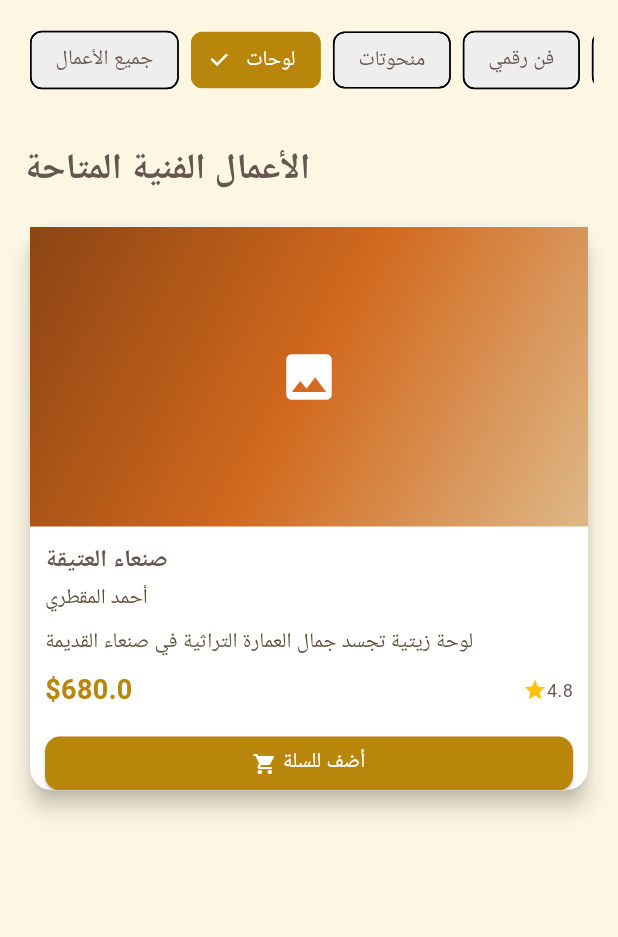
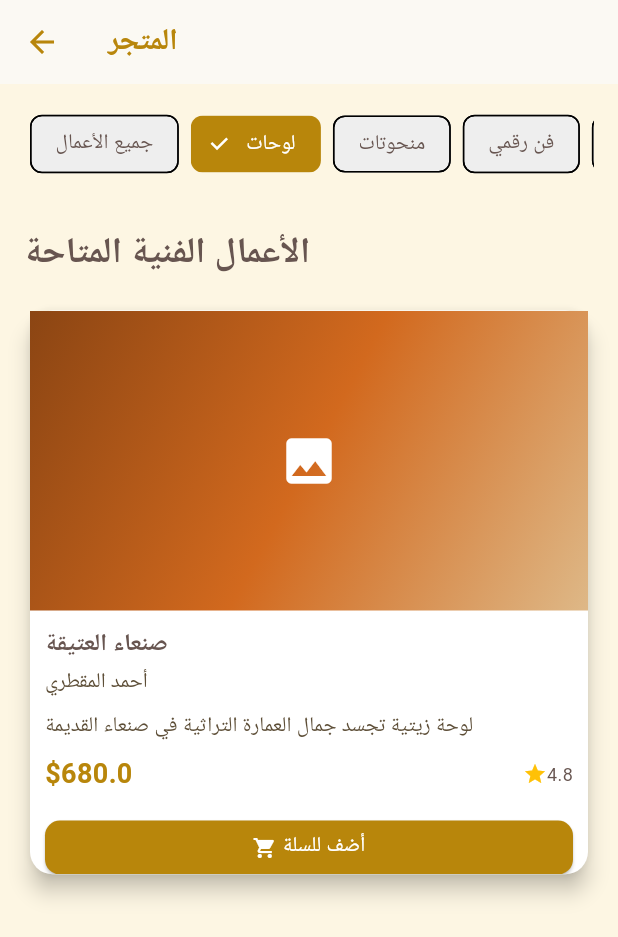
Before and after one commit to sajidammar/sana-a_arts_application, a Flutter app: the StorePage screen opened by its route, after a tap on "لوحات", on a phone screen of 412 x 824 dp. Shown: the top 937 px of the screen. Run offline on Flutter 3.47's test engine with Material 3 defaults, Android fonts, the phone set to English and light mode, and no system bars.

Commit message:
some fix

```diff
--- a/lib/views/home/shared/custom_app_bar.dart
+++ b/lib/views/home/shared/custom_app_bar.dart
@@ -1,6 +1,10 @@
 import 'package:flutter/material.dart';
 import 'package:provider/provider.dart';
+import '../../../providers/store/cart_provider.dart';
+import '../../../providers/store/product_provider.dart';
 import '../../../providers/theme_provider.dart';
+
+
 
 class CustomAppBar extends StatelessWidget implements PreferredSizeWidget {
   final VoidCallback onMenuPressed;
@@ -9,12 +13,12 @@ class CustomAppBar extends StatelessWidget implements PreferredSizeWidget {
   final VoidCallback onNotificationsPressed;
 
   const CustomAppBar({
-    Key? key,
+    super.key,
     required this.onMenuPressed,
     required this.onSearchPressed,
     required this.onWishlistPressed,
     required this.onNotificationsPressed,
-  }) : super(key: key);
+  });
 
   @override
   Size get preferredSize => const Size.fromHeight(100);
@@ -22,6 +26,8 @@ class CustomAppBar extends StatelessWidget implements PreferredSizeWidget {
   @override
   Widget build(BuildContext context) {
     final themeProvider = Provider.of<ThemeProvider>(context);
+    Provider.of<ProductProvider>(context);
+    final cartProvider = Provider.of<CartProvider>(context);
 
     return AppBar(
       backgroundColor: themeProvider.isDarkMode
@@ -101,6 +107,40 @@ class CustomAppBar extends StatelessWidget implements PreferredSizeWidget {
           ),
           onPressed: onWishlistPressed,
         ),
+        IconButton(
+          icon: Stack(
+            children: [
+              Icon(Icons.shopping_cart, color: Theme.of(context).primaryColor),
+              if (cartProvider.cartItems.isNotEmpty)
+                Positioned(
+                  right: 0,
+                  top: 0,
+                  child: Container(
+                    padding: EdgeInsets.all(2),
+                    decoration: BoxDecoration(
+                      color: Colors.red,
+                      borderRadius: BorderRadius.circular(10),
+                    ),
+                    constraints: BoxConstraints(
+                      minWidth: 16,
+                      minHeight: 16,
+                    ),
+                    child: Text(
+                      '${cartProvider.cartItems.length}',
+                      style: TextStyle(
+                        color: Colors.white,
+                        fontSize: 10,
+                      ),
+                      textAlign: TextAlign.center,
+                    ),
+                  ),
+                ),
+            ],
+          ),
+          onPressed: () {
+            Navigator.pushNamed(context, '/cart');
+          },
+        ),
       ],
     );
   }
--- a/lib/views/store/home_page.dart
+++ b/lib/views/store/home_page.dart
@@ -17,7 +17,6 @@ class StorePage extends StatefulWidget {
 }
 
 class _StorePageState extends State<StorePage> {
-  int _cartCount = 0;
 
   @override
   void initState() {
@@ -34,63 +33,22 @@ class _StorePageState extends State<StorePage> {
 
     return Scaffold(
       backgroundColor: Theme.of(context).scaffoldBackgroundColor,
-      // appBar: AppBar(
-      //   backgroundColor: Theme.of(context).appBarTheme.backgroundColor,
-      //   elevation: 1,
-      //   title: Row(
-      //     children: [
-      //       Icon(Icons.palette, color: Theme.of(context).primaryColor),
-      //       SizedBox(width: 8),
-      //       Text('المتجر', style: TextStyle(
-      //         color: Theme.of(context).primaryColor,
-      //         fontWeight: FontWeight.bold,
-      //         fontSize: 20,
-      //       )),
-      //     ],
-      //   ),
-      //   actions: [
-      //     IconButton(
-      //       icon: Stack(
-      //         children: [
-      //           Icon(Icons.shopping_cart, color: Theme.of(context).primaryColor),
-      //           if (cartProvider.cartItems.isNotEmpty)
-      //             Positioned(
-      //               right: 0,
-      //               top: 0,
-      //               child: Container(
-      //                 padding: EdgeInsets.all(2),
-      //                 decoration: BoxDecoration(
-      //                   color: Colors.red,
-      //                   borderRadius: BorderRadius.circular(10),
-      //                 ),
-      //                 constraints: BoxConstraints(
-      //                   minWidth: 16,
-      //                   minHeight: 16,
-      //                 ),
-      //                 child: Text(
-      //                   '${cartProvider.cartItems.length}',
-      //                   style: TextStyle(
-      //                     color: Colors.white,
-      //                     fontSize: 10,
-      //                   ),
-      //                   textAlign: TextAlign.center,
-      //                 ),
-      //               ),
-      //             ),
-      //         ],
-      //       ),
-      //       onPressed: () {
-      //         Navigator.pushNamed(context, '/cart');
-      //       },
-      //     ),
-      //     IconButton(
-      //       icon: Icon(Icons.settings, color: Theme.of(context).primaryColor),
-      //       onPressed: () {
-      //         Navigator.pushNamed(context, '/settings');
-      //       },
-      //     ),
-      //   ],
-      // ),
+      appBar: AppBar(
+        backgroundColor: Theme.of(context).appBarTheme.backgroundColor,
+        elevation: 1,
+        title: Row(
+
+          children: [
+            Text('المتجر', style: TextStyle(
+              color: Theme.of(context).primaryColor,
+              fontWeight: FontWeight.bold,
+              fontSize: 20,
+            )),
+
+          ],
+        ),
+
+      ),
       body: SingleChildScrollView(
         child: Column(
           children: [
```
